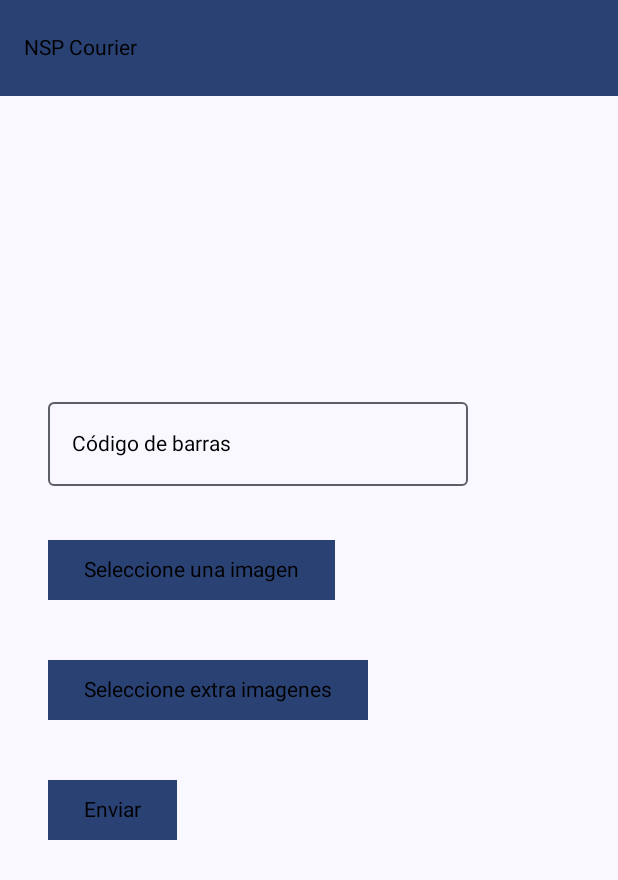
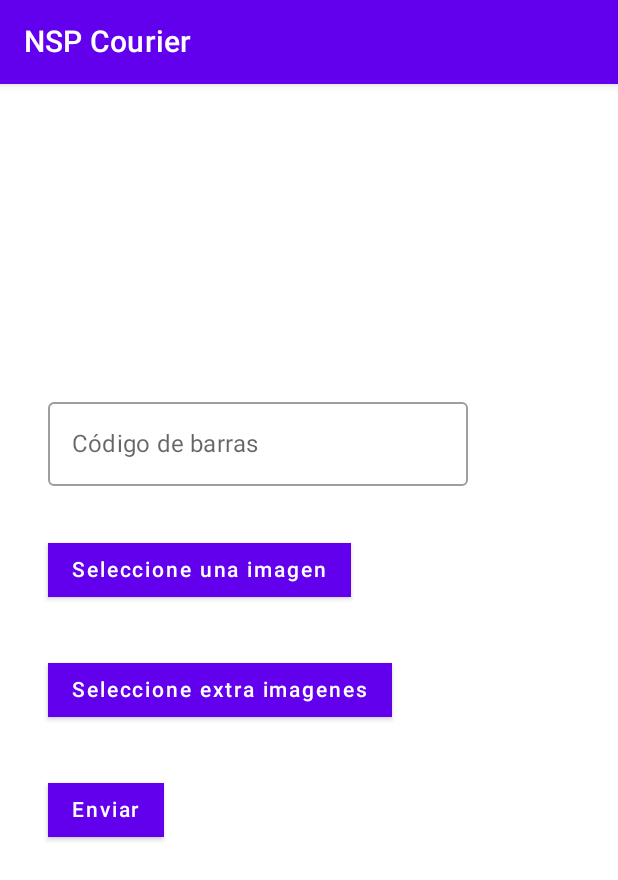
Before and after one commit to pachoGit/AppScanner, an Android app built with Jetpack Compose: the ManualInsertActivity screen opened directly, with no data from a screen before it, after a tap on "Enviar", on a phone screen of 412 x 824 dp. Shown: the top 880 px of the screen. Run offline under Robolectric (Android 15) with nearby library versions, the phone set to English and light mode, and no system bars; 1 statement that could not run was skipped.

```diff
--- a/app/build.gradle
+++ b/app/build.gradle
@@ -72,6 +72,7 @@ dependencies {
     implementation 'androidx.lifecycle:lifecycle-runtime-ktx:2.3.1'
     implementation platform('androidx.compose:compose-bom:2022.10.00')
     implementation 'androidx.compose.ui:ui-graphics'
+    //implementation 'androidx.wear.tiles:tiles-material:1.1.0-alpha04'
 
     testImplementation 'junit:junit:4.13.2'
     androidTestImplementation 'androidx.test.ext:junit:1.1.5'
@@ -118,7 +119,7 @@ dependencies {
     // Optional - Add full set of material icons
     implementation 'androidx.compose.material:material-icons-extended'
     // Optional - Add window size utils
-    implementation 'androidx.compose.material3:material3-window-size-class'
+    //implementation 'androidx.compose.material3:material3-window-size-class'
 
     // Optional - Integration with activities
     implementation 'androidx.activity:activity-compose:1.6.1'
--- a/app/src/main/java/com/example/app/ManualInsertActivity.kt
+++ b/app/src/main/java/com/example/app/ManualInsertActivity.kt
@@ -3,12 +3,16 @@
 package com.example.app
 
 import android.annotation.SuppressLint
+import android.content.Context
 import android.graphics.Bitmap
 import android.graphics.ImageDecoder
 import android.net.Uri
 import android.os.Build
 import android.os.Bundle
 import android.provider.MediaStore
+import android.util.Log
+import android.widget.Toast
+import android.content.Intent
 import androidx.activity.ComponentActivity
 import androidx.activity.compose.rememberLauncherForActivityResult
 import androidx.activity.compose.setContent
@@ -23,15 +27,13 @@ import androidx.compose.foundation.layout.fillMaxSize
 import androidx.compose.foundation.layout.padding
 import androidx.compose.foundation.layout.size
 import androidx.compose.foundation.lazy.LazyRow
+import androidx.compose.material.Button
+import androidx.compose.material.MaterialTheme
+import androidx.compose.material.OutlinedTextField
+import androidx.compose.material.Scaffold
+import androidx.compose.material.Surface
 import androidx.compose.material.Text
-import androidx.compose.material3.Button
-import androidx.compose.material3.ExperimentalMaterial3Api
-import androidx.compose.material3.MaterialTheme
-import androidx.compose.material3.OutlinedTextField
-import androidx.compose.material3.Scaffold
-import androidx.compose.material3.Surface
-import androidx.compose.material3.TopAppBar
-import androidx.compose.material3.TopAppBarDefaults
+import androidx.compose.material.TopAppBar
 import androidx.compose.runtime.Composable
 import androidx.compose.runtime.collectAsState
 import androidx.compose.runtime.getValue
@@ -43,6 +45,7 @@ import androidx.compose.ui.graphics.asImageBitmap
 import androidx.compose.ui.platform.LocalContext
 import androidx.compose.ui.tooling.preview.Preview
 import androidx.compose.ui.unit.dp
+import androidx.core.content.ContextCompat.startActivity
 import androidx.lifecycle.ViewModel
 import androidx.lifecycle.viewmodel.compose.viewModel
 import com.example.app.ui.theme.AppTheme
@@ -52,7 +55,6 @@ import kotlinx.coroutines.flow.asStateFlow
 
 class ManualInsertActivity : ComponentActivity() {
     @SuppressLint("UnusedMaterial3ScaffoldPaddingParameter")
-    @OptIn(ExperimentalMaterial3Api::class)
     override fun onCreate(savedInstanceState: Bundle?) {
         super.onCreate(savedInstanceState)
         setContent {
@@ -60,7 +62,7 @@ class ManualInsertActivity : ComponentActivity() {
                 // A surface container using the 'background' color from the theme
                 Surface(
                         modifier = Modifier.fillMaxSize(),
-                        color = MaterialTheme.colorScheme.background
+                        color = MaterialTheme.colors.background
                 ) {
                     MyHeader()
                     Greeting()
@@ -101,6 +103,26 @@ class FormViewModel : ViewModel() {
     fun updateBitmapExtra(bitmapExtra: List<Bitmap>?) {
         _uiState.value = _uiState.value.copy(bitmapExtra = bitmapExtra)
     }
+
+    fun onClickSend(context: Context) {
+        val data: FormUiState = _uiState.value
+        if (data.barcode == "" || data.uriBarcode == null || data.bitmapBarcode == null) {
+            Toast.makeText(context, "Por favor ingrese el código de barras y la imagen", Toast.LENGTH_SHORT).show()
+            return
+        }
+        val dataIntent: Map<String, String> = mapOf("content" to data.barcode, "imagePath" to (data.uriBarcode.toString() ?: ""), "phone" to "")
+        this.goToChooseStateActivity(dataIntent, context)
+    }
+
+    private fun goToChooseStateActivity(data: Map<String, String>, context: Context) {
+        val intent = Intent(context, ChooseStateActivity::class.java).apply {
+            data.map { (key, value) ->
+                putExtra(key, value)
+            }
+        }
+        startActivity(context, intent, null)
+    }
+
 }
 
 @Composable
@@ -187,7 +209,7 @@ fun Greeting(formViewModel: FormViewModel = viewModel()) {
         ) {
             Column() {
                 Button(
-                        onClick = {},
+                        onClick = { formViewModel.onClickSend(context) },
                         shape = RectangleShape,
                 ) { Text(text = "Enviar") }
             }
@@ -201,20 +223,15 @@ fun GreetingPreview() {
     AppTheme { Greeting() }
 }
 
-@OptIn(ExperimentalMaterial3Api::class)
 @Composable
 fun MyHeader() {
     Scaffold(
             topBar = {
                 TopAppBar(
                         title = { Text("NSP Courier") },
-                        colors =
-                                TopAppBarDefaults.smallTopAppBarColors(
-                                        containerColor = MaterialTheme.colorScheme.primary
-                                ),
                 )
             },
-            contentColor = MaterialTheme.colorScheme.primary,
+            contentColor = MaterialTheme.colors.primary,
     ) {}
 }
 
```
Also changed, not shown: app/src/main/java/com/example/app/ChooseStateActivity.kt (+21 -1 lines).
